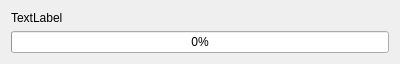
This is src/ui/skeletons/dialog_long_op.ui in 132nd-etcher/EASI as Qt 5 draws it before an edit. The edited form follows.
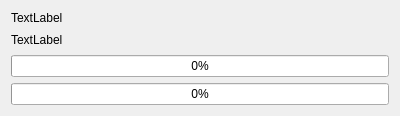
This is the edited form.

Commit message: reformat of the long op dialog

Diff of the .ui file:
```diff
--- a/src/ui/skeletons/dialog_long_op.ui
+++ b/src/ui/skeletons/dialog_long_op.ui
@@ -7,9 +7,15 @@
     <x>0</x>
     <y>0</y>
     <width>400</width>
-    <height>58</height>
+    <height>116</height>
    </rect>
   </property>
+  <property name="sizePolicy">
+   <sizepolicy hsizetype="Expanding" vsizetype="Expanding">
+    <horstretch>0</horstretch>
+    <verstretch>0</verstretch>
+   </sizepolicy>
+  </property>
   <property name="minimumSize">
    <size>
     <width>400</width>
@@ -30,6 +36,51 @@
      </property>
     </widget>
    </item>
+   <item>
+    <spacer name="verticalSpacer">
+     <property name="orientation">
+      <enum>Qt::Vertical</enum>
+     </property>
+     <property name="sizeHint" stdset="0">
+      <size>
+       <width>20</width>
+       <height>40</height>
+      </size>
+     </property>
+    </spacer>
+   </item>
+   <item>
+    <widget class="QLabel" name="label_current">
+     <property name="sizePolicy">
+      <sizepolicy hsizetype="Expanding" vsizetype="Preferred">
+       <horstretch>0</horstretch>
+       <verstretch>0</verstretch>
+      </sizepolicy>
+     </property>
+     <property name="text">
+      <string>TextLabel</string>
+     </property>
+     <property name="alignment">
+      <set>Qt::AlignBottom|Qt::AlignLeading|Qt::AlignLeft</set>
+     </property>
+     <property name="wordWrap">
+      <bool>true</bool>
+     </property>
+    </widget>
+   </item>
+   <item>
+    <spacer name="verticalSpacer_2">
+     <property name="orientation">
+      <enum>Qt::Vertical</enum>
+     </property>
+     <property name="sizeHint" stdset="0">
+      <size>
+       <width>20</width>
+       <height>40</height>
+      </size>
+     </property>
+    </spacer>
+   </item>
    <item>
     <widget class="QProgressBar" name="progressBar">
      <property name="value">
@@ -46,6 +97,22 @@
      </property>
     </widget>
    </item>
+   <item>
+    <widget class="QProgressBar" name="progress_bar_total">
+     <property name="value">
+      <number>0</number>
+     </property>
+     <property name="alignment">
+      <set>Qt::AlignCenter</set>
+     </property>
+     <property name="textVisible">
+      <bool>true</bool>
+     </property>
+     <property name="format">
+      <string notr="true">%p%</string>
+     </property>
+    </widget>
+   </item>
   </layout>
  </widget>
  <resources/>
```
Left out of the diff: 6 changed lines with no effect on the pictures. The commit also changes 1 other file.
